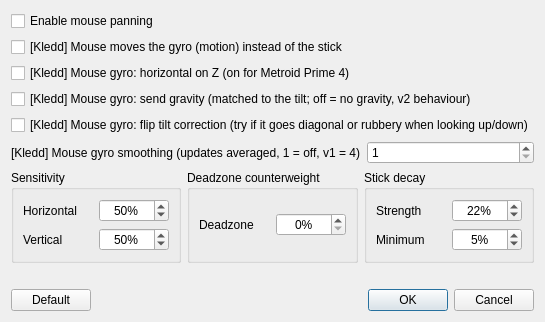
Qt form src/yuzu/configuration/configure_mouse_panning.ui (Melos555/eden-kledd) before a commit.
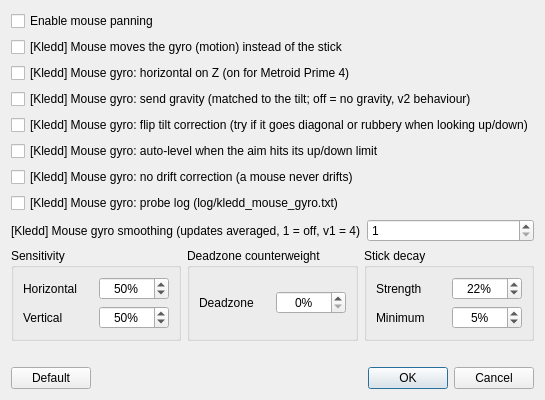
The same form after that commit.

Commit message: Kledd mouse gyro v2.5: Gravity Check hotkey, auto-level, no-fusion toggle, probe log

Patch:
```diff
--- a/src/yuzu/configuration/configure_mouse_panning.ui
+++ b/src/yuzu/configuration/configure_mouse_panning.ui
@@ -47,6 +47,36 @@
      </property>
     </widget>
    </item>
+   <item>
+    <widget class="QCheckBox" name="kledd_mouse_gyro_auto_level">
+     <property name="text">
+      <string>[Kledd] Mouse gyro: auto-level when the aim hits its up/down limit</string>
+     </property>
+     <property name="toolTip">
+      <string>When the imaginary controller is pushed into its up/down limit, Eden re-syncs its motion sensor with it (like a quick Gravity Check). The [Kledd] Gravity Check hotkey does the same by hand.</string>
+     </property>
+    </widget>
+   </item>
+   <item>
+    <widget class="QCheckBox" name="kledd_mouse_gyro_no_fusion">
+     <property name="text">
+      <string>[Kledd] Mouse gyro: no drift correction (a mouse never drifts)</string>
+     </property>
+     <property name="toolTip">
+      <string>Skips Eden&apos;s gyro drift learning and gravity correction for mouse motion. Try it with gravity on if circles feel polygonal.</string>
+     </property>
+    </widget>
+   </item>
+   <item>
+    <widget class="QCheckBox" name="kledd_mouse_gyro_probe">
+     <property name="text">
+      <string>[Kledd] Mouse gyro: probe log (log/kledd_mouse_gyro.txt)</string>
+     </property>
+     <property name="toolTip">
+      <string>Writes what the mouse sends and what Eden&apos;s motion sensor thinks, 10 times a second, plus events (wall, auto-level, Gravity Check). Watch it live with Gyro Watch. For debugging only.</string>
+     </property>
+    </widget>
+   </item>
    <item>
     <layout class="QHBoxLayout">
      <item>
```
The commit also changes 14 other files.
